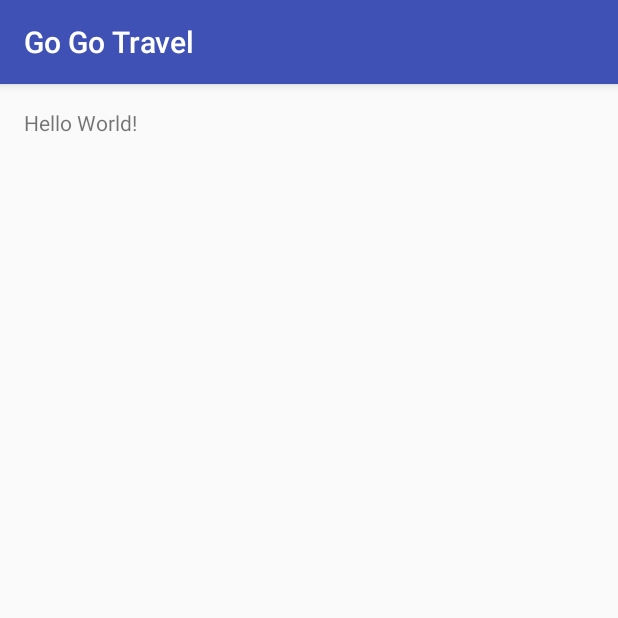
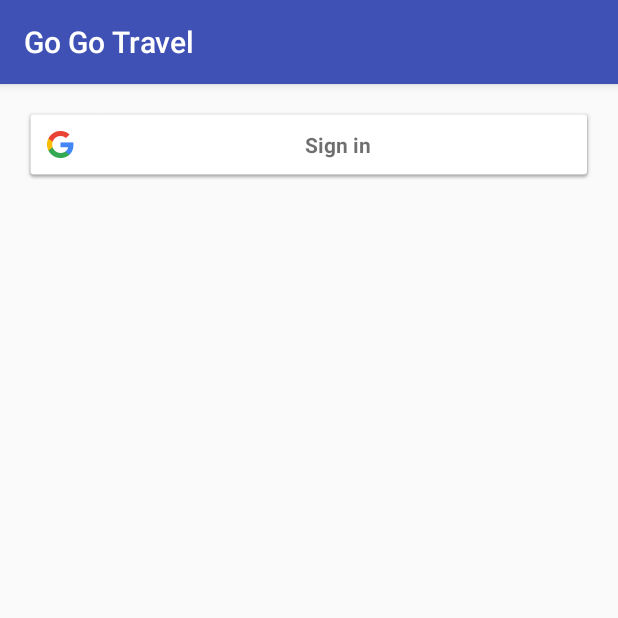
Before and after one commit to violet137/Android_D003, an Android app: the screen it shows after launch (MainActivity), on a phone screen of 412 x 824 dp, the top half of it. Run offline under Robolectric (Android 15) with nearby library versions, the phone set to English and light mode, and no system bars; 1 statement that could not run was skipped.

Commit message:
Update SHA1

```diff
--- a/GoGoTravel/app/src/main/java/vn/edu/greenacademy/gogotravel/MainActivity.java
+++ b/GoGoTravel/app/src/main/java/vn/edu/greenacademy/gogotravel/MainActivity.java
@@ -1,13 +1,50 @@
 package vn.edu.greenacademy.gogotravel;
 
+import android.app.ProgressDialog;
 import android.support.v7.app.AppCompatActivity;
 import android.os.Bundle;
+import android.view.View;
 
-public class MainActivity extends AppCompatActivity {
+import com.google.android.gms.auth.api.Auth;
+import com.google.android.gms.auth.api.signin.GoogleSignInOptions;
+import com.google.android.gms.common.SignInButton;
+import com.google.android.gms.common.api.GoogleApiClient;
+
+public class MainActivity extends AppCompatActivity implements View.OnClickListener {
+
+    private GoogleApiClient mGoogleApiClient;
+    private ProgressDialog mProgressDialog;
+
+    private SignInButton btnSignIn;
+
 
     @Override
     protected void onCreate(Bundle savedInstanceState) {
         super.onCreate(savedInstanceState);
         setContentView(R.layout.activity_main);
+
+
+        btnSignIn = (SignInButton) findViewById(R.id.btn_sign_in);
+
+        btnSignIn.setOnClickListener(this);
+
+
+
+        GoogleSignInOptions gso = new GoogleSignInOptions.Builder(GoogleSignInOptions.DEFAULT_SIGN_IN)
+                .requestEmail()
+                .build();
+
+        mGoogleApiClient = new GoogleApiClient.Builder(this)
+                .enableAutoManage(this, (GoogleApiClient.OnConnectionFailedListener) this)
+                .addApi(Auth.GOOGLE_SIGN_IN_API, gso)
+                .build();
+
+        btnSignIn.setSize(SignInButton.SIZE_STANDARD);
+
+    }
+
+    @Override
+    public void onClick(View v) {
+
     }
 }
--- a/GoGoTravel/app/src/main/res/layout/activity_main.xml
+++ b/GoGoTravel/app/src/main/res/layout/activity_main.xml
@@ -10,8 +10,11 @@
     android:paddingTop="@dimen/activity_vertical_margin"
     tools:context="vn.edu.greenacademy.gogotravel.MainActivity">
 
-    <TextView
-        android:layout_width="wrap_content"
+
+    <com.google.android.gms.common.SignInButton
+        android:id="@+id/btn_sign_in"
+        android:layout_width="fill_parent"
         android:layout_height="wrap_content"
-        android:text="Hello World!" />
+        android:layout_marginBottom="20dp"/>
+
 </RelativeLayout>
--- a/GoGoTravel/build.gradle
+++ b/GoGoTravel/build.gradle
@@ -6,6 +6,10 @@ buildscript {
     }
     dependencies {
         classpath 'com.android.tools.build:gradle:2.2.3'
+
+        //thêm google-services:3.0 vào project
+        classpath 'com.google.gms:google-services:3.0.0'
+
 
         // NOTE: Do not place your application dependencies here; they belong
         // in the individual module build.gradle files
```
Also changed, not shown: GoGoTravel/app/build.gradle (+9 -0 lines), GoGoTravel/app/src/main/java/vn/edu/greenacademy/Unitl/Constrant.java (added, +10 -0 lines), 1 other file.
